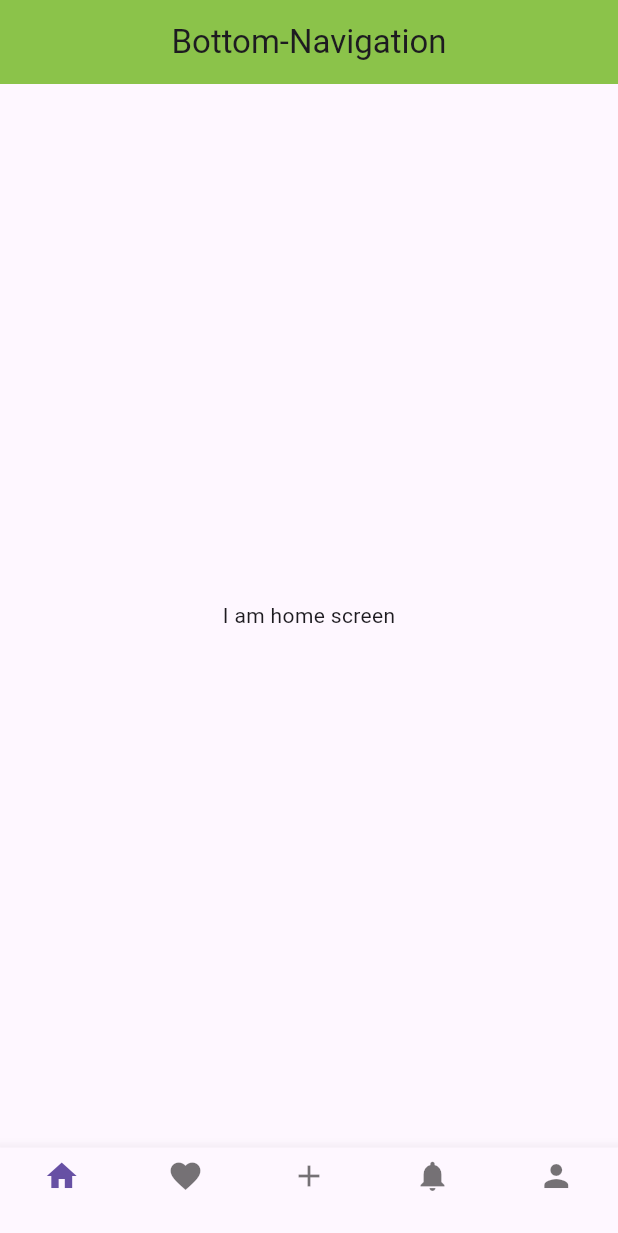
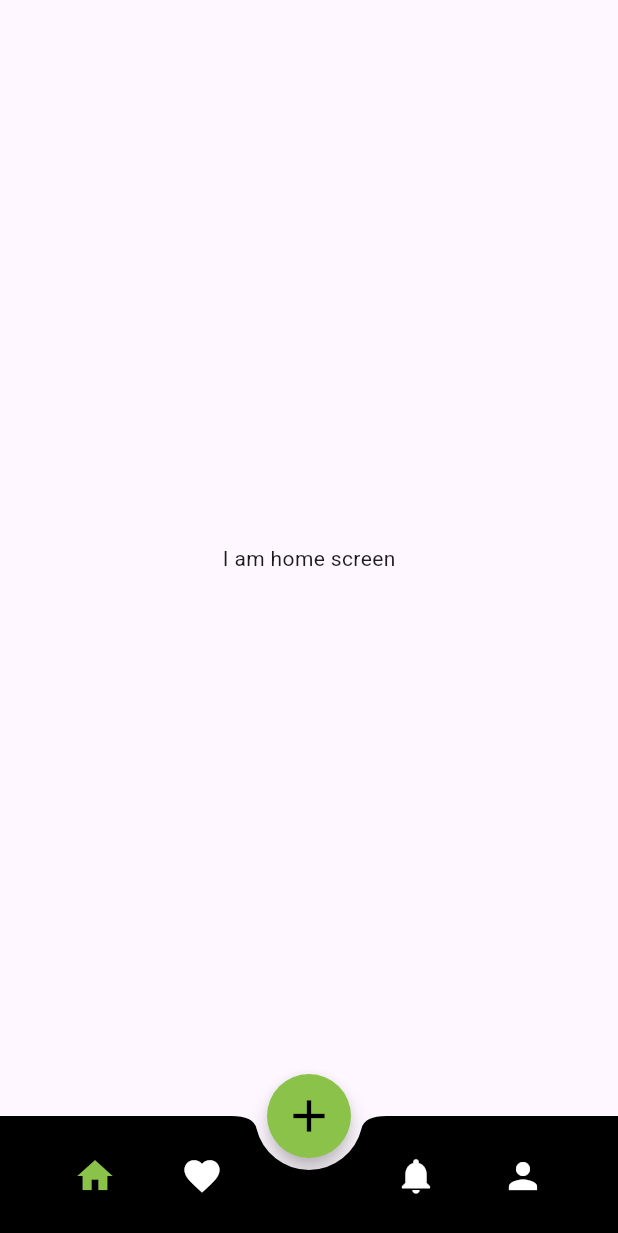
Before and after one commit to Pravesh-Shrestha/Peerpicks-App, a Flutter app: the HomeScreen screen opened directly, on a phone screen of 412 x 824 dp. Shown: the top 1233 px of the screen. Run offline on Flutter 3.47's test engine with Material 3 defaults, Android fonts, the phone set to English and light mode, and no system bars; our stand-ins replace font_awesome_flutter.

Commit message:
Theme Implementation Done

```diff
--- a/lib/screens/home/home_screen.dart
+++ b/lib/screens/home/home_screen.dart
@@ -15,47 +15,111 @@ class HomeScreen extends StatefulWidget {
 class _HomeScreenState extends State<HomeScreen> {
   int _selectedIndex = 0;
 
-  List<Widget> lstBottomScreen = [
-    const DashboardScreen(),
-    const FavoritesScreen(),
-    const AddReviewScreen(),
-    const NotificationScreen(),
-    const ProfileScreen(),
+  final List<Widget> lstBottomScreen = const [
+    DashboardScreen(),
+    FavoritesScreen(),
+    AddReviewScreen(),
+    NotificationScreen(),
+    ProfileScreen(),
   ];
+
+  void _onTab(int index) {
+    setState(() => _selectedIndex = index);
+  }
+
   @override
   Widget build(BuildContext context) {
+    const Color activeColor = Colors.lightGreen;
+    const Color inactiveColor = Colors.white;
+    const Color fabColor = Colors.lightGreen;
+
     return Scaffold(
-      appBar: AppBar(
-        title: Text("Bottom-Navigation"),
-        centerTitle: true,
+      body: lstBottomScreen[_selectedIndex],
+      floatingActionButton: FloatingActionButton(
+        onPressed: () => _onTab(2),
         backgroundColor: Colors.lightGreen,
+        foregroundColor: Colors.black,
+        elevation: 6,
+        shape: const CircleBorder(),
+        child: const Icon(Icons.add, size: 36),
       ),
-      body: lstBottomScreen[_selectedIndex],
-      bottomNavigationBar: BottomNavigationBarTheme(
-        data: Theme.of(context).bottomNavigationBarTheme,
-        child: BottomNavigationBar(
-          type: BottomNavigationBarType.fixed,
-          items: const [
-            BottomNavigationBarItem(icon: Icon(Icons.home), label: ""),
-            BottomNavigationBarItem(
-              icon: Icon(Icons.favorite),
-              label: "",
-            ),
-            BottomNavigationBarItem(icon: Icon(Icons.add), label: ""),
-            BottomNavigationBarItem(
-              icon: Icon(Icons.notifications),
-              label: "",
-            ),
-            BottomNavigationBarItem(icon: Icon(Icons.person), label: ""),
-          ],
-          currentIndex: _selectedIndex,
-          onTap: (index) {
-            setState(() {
-              _selectedIndex = index;
-            });
-          },
+      floatingActionButtonLocation: FloatingActionButtonLocation.centerDocked,
+
+      // Bottom bar with notch
+      bottomNavigationBar: BottomAppBar(
+        shape: const CircularNotchedRectangle(),
+        notchMargin: 8,
+        color: Colors.black,
+        elevation: 8,
+        child: SizedBox(
+          height: 64,
+          child: Row(
+            mainAxisAlignment: MainAxisAlignment.spaceEvenly,
+            children: [
+              _NavIcon(
+                icon: Icons.home,
+                index: 0,
+                selectedIndex: _selectedIndex,
+                activeColor: activeColor,
+                inactiveColor: inactiveColor,
+                onTap: () => _onTab(0),
+              ),
+              _NavIcon(
+                icon: Icons.favorite,
+                index: 1,
+                selectedIndex: _selectedIndex,
+                activeColor: activeColor,
+                inactiveColor: inactiveColor,
+                onTap: () => _onTab(1),
+              ),
+              const SizedBox(width: 48), // space for FAB
+              _NavIcon(
+                icon: Icons.notifications,
+                index: 3,
+                selectedIndex: _selectedIndex,
+                activeColor: activeColor,
+                inactiveColor: inactiveColor,
+                onTap: () => _onTab(3),
+              ),
+              _NavIcon(
+                icon: Icons.person,
+                index: 4,
+                selectedIndex: _selectedIndex,
+                activeColor: activeColor,
+                inactiveColor: inactiveColor,
+                onTap: () => _onTab(4),
+              ),
+            ],
+          ),
         ),
       ),
     );
   }
 }
+
+class _NavIcon extends StatelessWidget {
+  final IconData icon;
+  final int index;
+  final int selectedIndex;
+  final Color activeColor;
+  final Color inactiveColor;
+  final VoidCallback onTap;
+
+  const _NavIcon({
+    required this.icon,
+    required this.index,
+    required this.selectedIndex,
+    required this.activeColor,
+    required this.inactiveColor,
+    required this.onTap,
+  });
+
+  @override
+  Widget build(BuildContext context) {
+    final bool isActive = index == selectedIndex;
+    return IconButton(
+      icon: Icon(icon, color: isActive ? activeColor : inactiveColor, size: 28),
+      onPressed: onTap,
+    );
+  }
+}
```
Also changed, not shown: lib/theme/appbar_theme.dart (deleted, +0 -20 lines), lib/theme/bottom_navigation_theme.dart (deleted, +0 -11 lines), lib/theme/button_theme.dart (deleted, +0 -18 lines), lib/theme/inputdecoration_theme.dart (deleted, +0 -16 lines), lib/theme/theme_data.dart (+40 -35 lines), lib/widgets/custom_bottom_navbar.dart (added, +37 -0 lines), pubspec.yaml (+7 -7 lines).
